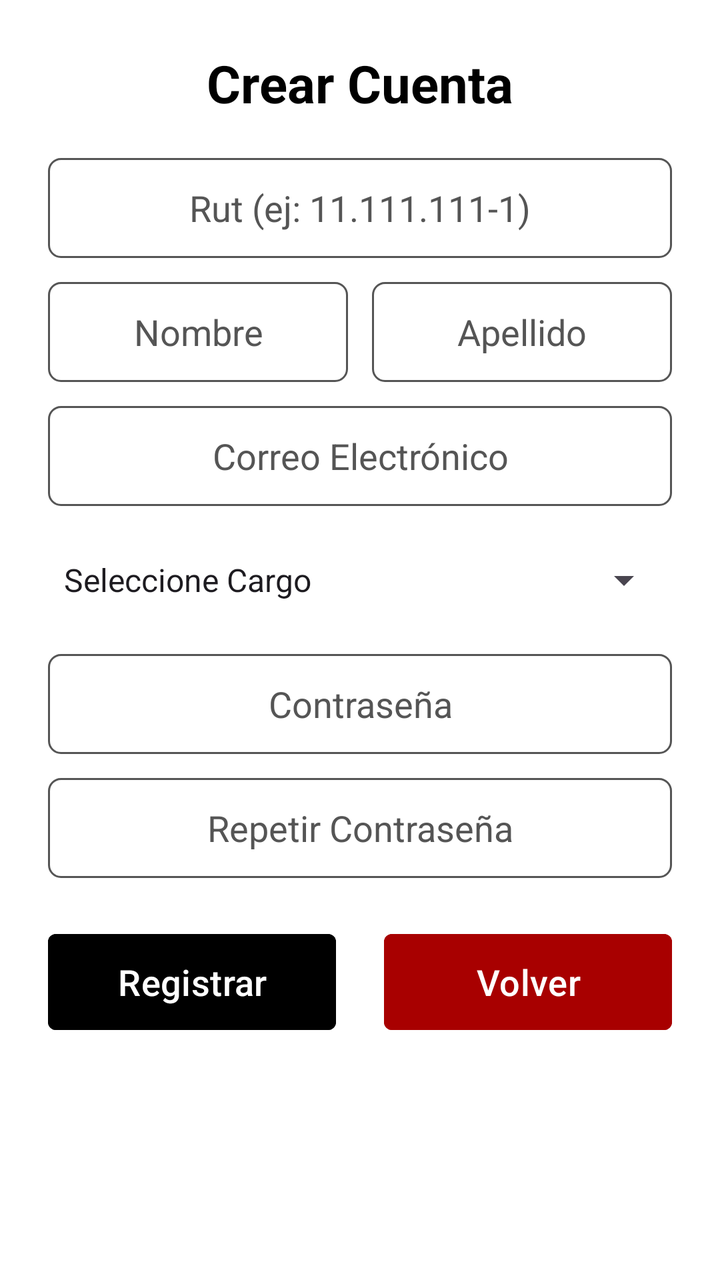
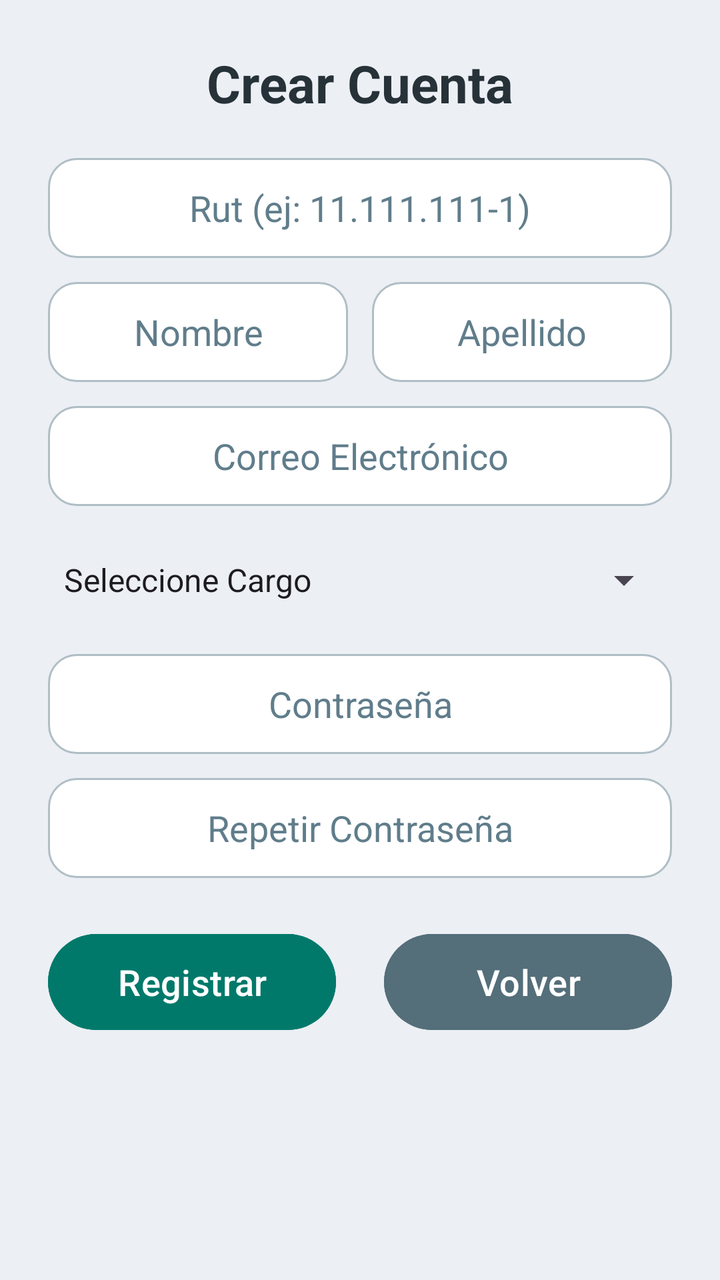

Two renders of the same Android screen: before a commit and after it. Below are the layout's source before the change and the commit's diff.
<!-- AndroidManifest.xml: application theme Theme.App1_Firebase -->
<!-- res/layout/activity_crear_cuenta.xml -->
<?xml version="1.0" encoding="utf-8"?>
<ScrollView xmlns:android="http://schemas.android.com/apk/res/android"
    xmlns:tools="http://schemas.android.com/tools"
    xmlns:app="http://schemas.android.com/apk/res-auto"
    android:id="@+id/main"
    android:layout_width="match_parent"
    android:layout_height="match_parent"
    android:background="@color/white"
    android:fillViewport="true"
    tools:context=".CrearCuenta">

    <LinearLayout
        android:layout_width="match_parent"
        android:layout_height="wrap_content"
        android:gravity="center_horizontal"
        android:orientation="vertical">

    <TextView
        android:id="@+id/tvtitcre"
        android:layout_width="match_parent"
        android:layout_height="wrap_content"
        android:layout_marginTop="24dp"
        android:layout_marginBottom="8dp"
        android:gravity="center"
        android:text="Crear Cuenta"
        android:textColor="@color/black"
        android:textSize="26sp"
        android:textStyle="bold" />

    <EditText
        android:id="@+id/txtrutcre"
        android:layout_width="match_parent"
        android:layout_height="50dp"
        android:layout_marginHorizontal="24dp"
        android:layout_marginTop="12dp"
        android:background="@drawable/borde_campo"
        android:gravity="center"
        android:hint="Rut (ej: 11.111.111-1)"
        android:autofillHints="username"
        android:importantForAutofill="no"
        android:inputType="text"
        android:textColor="@color/black"
        android:textColorHint="@color/gris_borde"
        android:textSize="18sp" />

        <LinearLayout
            android:layout_width="match_parent"
            android:layout_height="wrap_content"
            android:layout_marginHorizontal="24dp"
            android:orientation="horizontal">

    <EditText
        android:id="@+id/txtnomcre"
        android:layout_width="0dp"
        android:layout_height="50dp"
        android:layout_weight="1"
        android:layout_marginEnd="6dp"
        android:layout_marginTop="12dp"
        android:background="@drawable/borde_campo"
        android:gravity="center"
        android:hint="Nombre"
        android:autofillHints="username"
        android:importantForAutofill="no"
        android:inputType="textPersonName|textCapWords"
        android:textColor="@color/black"
        android:textColorHint="@color/gris_borde"
        android:textSize="18sp" />

    <EditText
        android:id="@+id/txtapecre"
        android:layout_width="0dp"
        android:layout_height="50dp"
        android:layout_weight="1"
        android:layout_marginStart="6dp"
        android:layout_marginTop="12dp"
        android:background="@drawable/borde_campo"
        android:gravity="center"
        android:hint="Apellido"
        android:autofillHints="username"
        android:importantForAutofill="no"
        android:inputType="textPersonName|textCapWords"
        android:textColor="@color/black"
        android:textColorHint="@color/gris_borde"
        android:textSize="18sp" />

        </LinearLayout>

    <EditText
        android:id="@+id/txtcorcre"
        android:layout_width="match_parent"
        android:layout_height="50dp"
        android:layout_marginHorizontal="24dp"
        android:layout_marginTop="12dp"
        android:background="@drawable/borde_campo"
        android:gravity="center"
        android:hint="Correo Electrónico"
        android:autofillHints="username"
        android:importantForAutofill="no"
        android:inputType="textEmailAddress"
        android:textColor="@color/black"
        android:textColorHint="@color/gris_borde"
        android:textSize="18sp" />

    <Spinner
        android:id="@+id/spcargo"
        android:layout_width="match_parent"
        android:layout_height="50dp"
        android:layout_marginHorizontal="24dp"
        android:layout_marginTop="12dp"
        android:entries="@array/cargos"
        android:spinnerMode="dropdown" />

    <EditText
        android:id="@+id/txtconcre"
        android:layout_width="match_parent"
        android:layout_height="50dp"
        android:layout_marginHorizontal="24dp"
        android:layout_marginTop="12dp"
        android:background="@drawable/borde_campo"
        android:gravity="center"
        android:hint="Contraseña"
        android:autofillHints="password"
        android:importantForAutofill="no"
        android:inputType="textPassword"
        android:textColor="@color/black"
        android:textColorHint="@color/gris_borde"
        android:textSize="18sp" />

    <EditText
        android:id="@+id/txtrepcre"
        android:layout_width="match_parent"
        android:layout_height="50dp"
        android:layout_marginHorizontal="24dp"
        android:layout_marginTop="12dp"
        android:background="@drawable/borde_campo"
        android:gravity="center"
        android:hint="Repetir Contraseña"
        android:autofillHints="password"
        android:importantForAutofill="no"
        android:inputType="textPassword"
        android:textColor="@color/black"
        android:textColorHint="@color/gris_borde"
        android:textSize="18sp" />

    <LinearLayout
        android:layout_width="match_parent"
        android:layout_height="wrap_content"
        android:layout_marginHorizontal="12dp"
        android:layout_marginTop="12dp"
        android:layout_marginBottom="24dp"
        android:orientation="horizontal">

    <Button
        android:id="@+id/btnreg"
        android:layout_width="0dp"
        android:layout_weight="1"
        android:layout_height="56dp"
        android:layout_marginHorizontal="12dp"
        android:layout_marginTop="12dp"
        android:backgroundTint="@color/black"
        android:text="Registrar"
        android:textAllCaps="false"
        android:textColor="@color/white"
        android:textSize="18sp"
        app:cornerRadius="4dp" />

    <Button
        android:id="@+id/btnvolcre"
        android:layout_width="0dp"
        android:layout_weight="1"
        android:layout_height="56dp"
        android:layout_marginHorizontal="12dp"
        android:layout_marginTop="12dp"
        android:backgroundTint="@color/rojo_volver"
        android:text="Volver"
        android:textAllCaps="false"
        android:textColor="@color/white"
        android:textSize="18sp"
        app:cornerRadius="4dp" />

    </LinearLayout>

    </LinearLayout>
</ScrollView>
<!-- resources referenced by this layout -->
<resources>
  <string-array name="cargos">
          <item>Seleccione Cargo</item>
          <item>Operador</item>
          <item>Supervisor</item>
          <item>Técnico</item>
          <item>Administrador</item>
      </string-array>
  <color name="black">#FF000000</color>
  <color name="gris_borde">#FF555555</color>
  <color name="rojo_volver">#FFA80000</color>
  <color name="white">#FFFFFFFF</color>
  <!-- drawable borde_campo (drawable) -->
  <?xml version="1.0" encoding="utf-8"?>
  <shape xmlns:android="http://schemas.android.com/apk/res/android" android:shape="rectangle">
      <solid android:color="@color/white" />
      <stroke android:width="1dp" android:color="@color/gris_borde" />
      <corners android:radius="6dp" />
  </shape>
  <style name="Theme.App1_Firebase" parent="Base.Theme.App1_Firebase" />
  <style name="Base.Theme.App1_Firebase" parent="Theme.Material3.Light.NoActionBar">
          <item name="colorPrimary">@color/black</item>
          <item name="android:windowBackground">@color/white</item>
      </style>
</resources>

<!-- the commit's change to res/layout/activity_crear_cuenta.xml (unified diff, before → after) -->
@@ -5,7 +5,7 @@
     android:id="@+id/main"
     android:layout_width="match_parent"
     android:layout_height="match_parent"
-    android:background="@color/white"
+    android:background="@color/fondo"
     android:fillViewport="true"
     tools:context=".CrearCuenta">
 
@@ -23,7 +23,7 @@
         android:layout_marginBottom="8dp"
         android:gravity="center"
         android:text="Crear Cuenta"
-        android:textColor="@color/black"
+        android:textColor="@color/texto"
         android:textSize="26sp"
         android:textStyle="bold" />
 
@@ -39,8 +39,8 @@
         android:autofillHints="username"
         android:importantForAutofill="no"
         android:inputType="text"
-        android:textColor="@color/black"
-        android:textColorHint="@color/gris_borde"
+        android:textColor="@color/texto"
+        android:textColorHint="@color/texto_suave"
         android:textSize="18sp" />
 
         <LinearLayout
@@ -62,8 +62,8 @@
         android:autofillHints="username"
         android:importantForAutofill="no"
         android:inputType="textPersonName|textCapWords"
-        android:textColor="@color/black"
-        android:textColorHint="@color/gris_borde"
+        android:textColor="@color/texto"
+        android:textColorHint="@color/texto_suave"
         android:textSize="18sp" />
 
     <EditText
@@ -79,8 +79,8 @@
         android:autofillHints="username"
         android:importantForAutofill="no"
         android:inputType="textPersonName|textCapWords"
-        android:textColor="@color/black"
-        android:textColorHint="@color/gris_borde"
+        android:textColor="@color/texto"
+        android:textColorHint="@color/texto_suave"
         android:textSize="18sp" />
 
         </LinearLayout>
@@ -97,8 +97,8 @@
         android:autofillHints="username"
         android:importantForAutofill="no"
         android:inputType="textEmailAddress"
-        android:textColor="@color/black"
-        android:textColorHint="@color/gris_borde"
+        android:textColor="@color/texto"
+        android:textColorHint="@color/texto_suave"
         android:textSize="18sp" />
 
     <Spinner
@@ -122,8 +122,8 @@
         android:autofillHints="password"
         android:importantForAutofill="no"
         android:inputType="textPassword"
-        android:textColor="@color/black"
-        android:textColorHint="@color/gris_borde"
+        android:textColor="@color/texto"
+        android:textColorHint="@color/texto_suave"
         android:textSize="18sp" />
 
     <EditText
@@ -138,8 +138,8 @@
         android:autofillHints="password"
         android:importantForAutofill="no"
         android:inputType="textPassword"
-        android:textColor="@color/black"
-        android:textColorHint="@color/gris_borde"
+        android:textColor="@color/texto"
+        android:textColorHint="@color/texto_suave"
         android:textSize="18sp" />
 
     <LinearLayout
@@ -157,12 +157,12 @@
         android:layout_height="56dp"
         android:layout_marginHorizontal="12dp"
         android:layout_marginTop="12dp"
-        android:backgroundTint="@color/black"
+        android:backgroundTint="@color/primario"
         android:text="Registrar"
         android:textAllCaps="false"
         android:textColor="@color/white"
         android:textSize="18sp"
-        app:cornerRadius="4dp" />
+        app:cornerRadius="28dp" />
 
     <Button
         android:id="@+id/btnvolcre"
@@ -171,12 +171,12 @@
         android:layout_height="56dp"
         android:layout_marginHorizontal="12dp"
         android:layout_marginTop="12dp"
-        android:backgroundTint="@color/rojo_volver"
+        android:backgroundTint="@color/volver"
         android:text="Volver"
         android:textAllCaps="false"
         android:textColor="@color/white"
         android:textSize="18sp"
-        app:cornerRadius="4dp" />
+        app:cornerRadius="28dp" />
 
     </LinearLayout>
 
<!-- resource entries referenced after the edit -->
@@ -7,21 +7,24 @@
           <item>Técnico</item>
           <item>Administrador</item>
       </string-array>
-  <color name="black">#FF000000</color>
-  <color name="gris_borde">#FF555555</color>
-  <color name="rojo_volver">#FFA80000</color>
+  <color name="fondo">#FFECEFF4</color>
+  <color name="primario">#FF00796B</color>
+  <color name="texto">#FF263238</color>
+  <color name="texto_suave">#FF607D8B</color>
+  <color name="volver">#FF546E7A</color>
   <color name="white">#FFFFFFFF</color>
   <!-- drawable borde_campo (drawable) -->
   <?xml version="1.0" encoding="utf-8"?>
   <shape xmlns:android="http://schemas.android.com/apk/res/android" android:shape="rectangle">
       <solid android:color="@color/white" />
-      <stroke android:width="1dp" android:color="@color/gris_borde" />
-      <corners android:radius="6dp" />
+      <stroke android:width="1dp" android:color="@color/borde" />
+      <corners android:radius="14dp" />
   </shape>
   <style name="Theme.App1_Firebase" parent="Base.Theme.App1_Firebase" />
+  <color name="borde">#FFB0BEC5</color>
   <style name="Base.Theme.App1_Firebase" parent="Theme.Material3.Light.NoActionBar">
-          <item name="colorPrimary">@color/black</item>
-          <item name="android:windowBackground">@color/white</item>
+          <item name="colorPrimary">@color/primario</item>
+          <item name="android:windowBackground">@color/fondo</item>
       </style>
 </resources>
 
